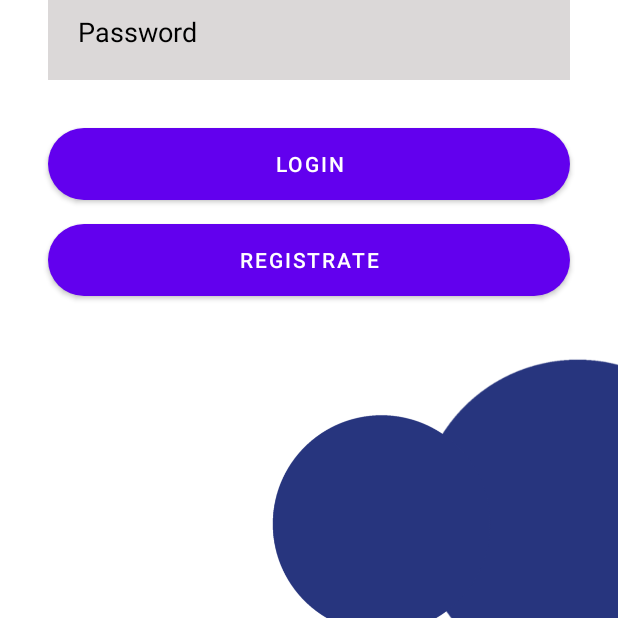
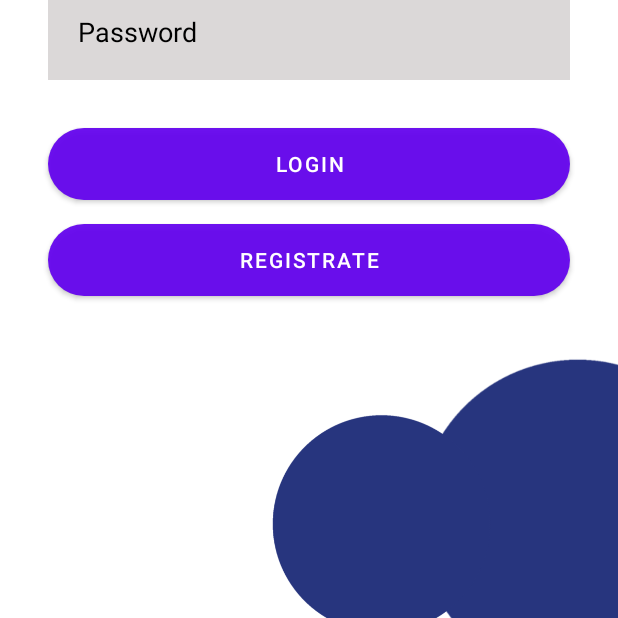
Before and after one commit to MrBrownie1/MEDIARM, an Android app: the screen it shows after launch (MainActivity), on a phone screen of 412 x 824 dp, the part 618-1236 px from its top. Run offline under Robolectric (Android 15) with nearby library versions, the phone set to English and light mode, and no system bars.

Commit message:
Modificacion en los botones de login 2

```diff
--- a/app/build.gradle
+++ b/app/build.gradle
@@ -41,8 +41,10 @@ dependencies {
     implementation 'androidx.legacy:legacy-support-v4:1.0.0'
     implementation 'com.google.firebase:firebase-database:20.0.5'
     implementation 'com.google.firebase:firebase-firestore:24.2.0'
+
     implementation 'androidx.navigation:navigation-fragment:2.5.0'
     implementation 'androidx.navigation:navigation-ui:2.5.0'
+    implementation 'com.google.firebase:firebase-auth:21.0.6'
     testImplementation 'junit:junit:4.13.2'
     androidTestImplementation 'androidx.test.ext:junit:1.1.3'
     androidTestImplementation 'androidx.test.espresso:espresso-core:3.4.0'
--- a/app/src/main/java/com/example/mediarm/Login.java
+++ b/app/src/main/java/com/example/mediarm/Login.java
@@ -10,5 +10,7 @@ public class Login extends AppCompatActivity {
     protected void onCreate(Bundle savedInstanceState) {
         super.onCreate(savedInstanceState);
         setContentView(R.layout.activity_login);
+
     }
+
 }
--- a/app/src/main/res/drawable-v24/button_rounded.xml
+++ b/app/src/main/res/drawable-v24/button_rounded.xml
@@ -1,5 +1,5 @@
 <?xml version="1.0" encoding="utf-8"?>
 <shape xmlns:android="http://schemas.android.com/apk/res/android">
     <corners android:radius="30dp"/>
-    <solid android:color="@color/white"/>
+    <solid android:color="#ED587AE3"/>
 </shape>
```
